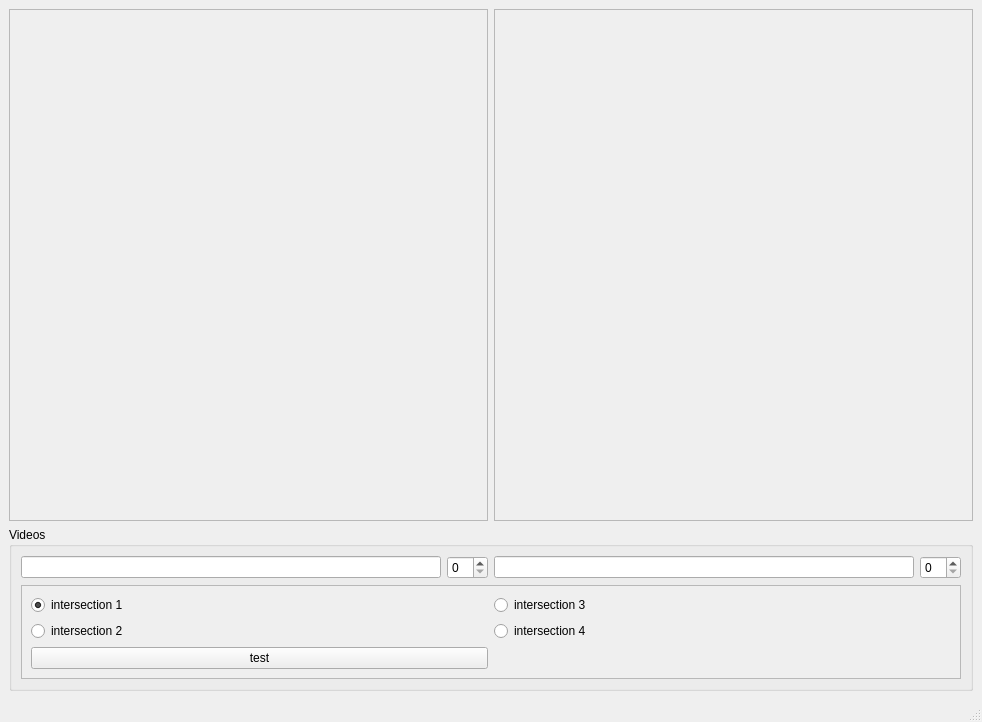
Before: the Qt Designer form apps/videoPlayer-iVisit-qt/iVisit.ui in MediaCycle/MediaCycle, drawn with Qt 5.
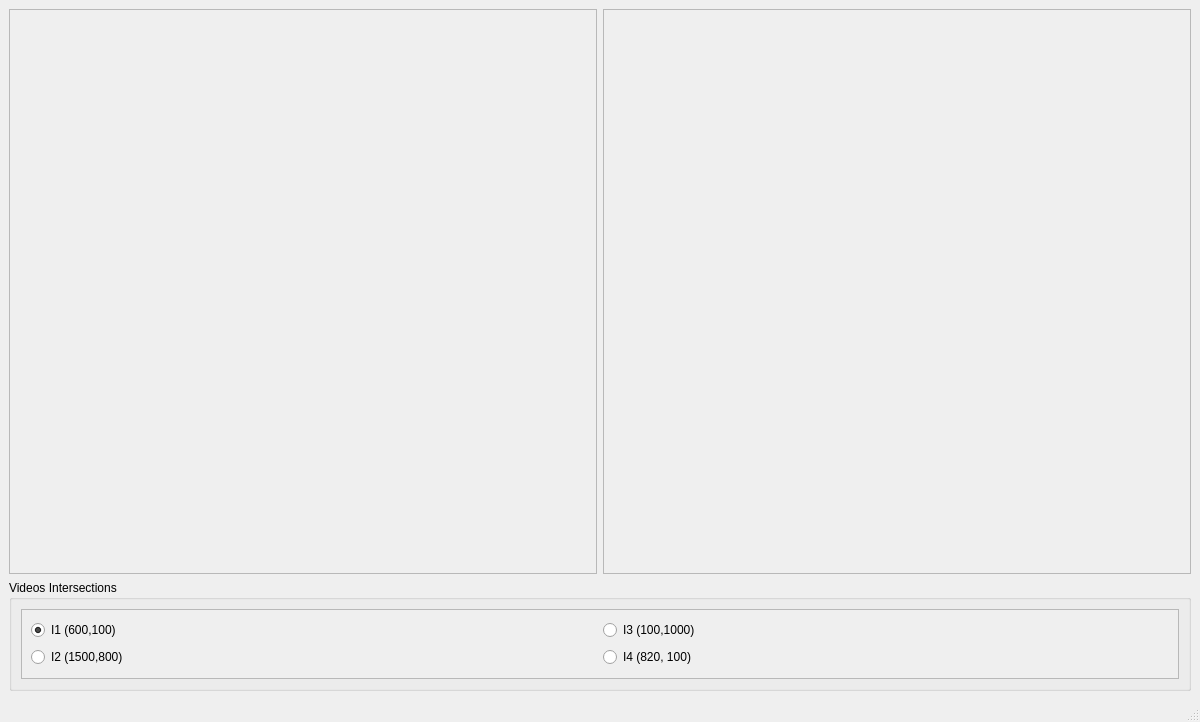
After: the same form once the commit is applied.

Commit message: XS Improved the iVisit application

Patch:
```diff
--- a/apps/videoPlayer-iVisit-qt/iVisit.ui
+++ b/apps/videoPlayer-iVisit-qt/iVisit.ui
@@ -6,7 +6,7 @@
    <rect>
     <x>0</x>
     <y>0</y>
-    <width>982</width>
+    <width>1200</width>
     <height>722</height>
    </rect>
   </property>
@@ -75,24 +75,11 @@
        </sizepolicy>
       </property>
       <property name="title">
-       <string>Videos</string>
+       <string>Videos Intersections</string>
       </property>
       <layout class="QGridLayout" name="gridLayout">
        <item row="0" column="0">
-        <layout class="QHBoxLayout" name="horizontalLayout_2">
-         <item>
-          <widget class="QLineEdit" name="lineEdit1"/>
-         </item>
-         <item>
-          <widget class="QSpinBox" name="spinBox1"/>
-         </item>
-         <item>
-          <widget class="QLineEdit" name="lineEdit2"/>
-         </item>
-         <item>
-          <widget class="QSpinBox" name="spinBox2"/>
-         </item>
-        </layout>
+        <layout class="QHBoxLayout" name="horizontalLayout_2"/>
        </item>
        <item row="1" column="0">
         <widget class="QScrollArea" name="scrollArea">
@@ -110,7 +97,7 @@
            <rect>
             <x>0</x>
             <y>0</y>
-            <width>909</width>
+            <width>1144</width>
             <height>91</height>
            </rect>
           </property>
@@ -118,7 +105,7 @@
            <item row="0" column="0">
             <widget class="QRadioButton" name="radioButton">
              <property name="text">
-              <string>intersection 1</string>
+              <string>I1 (600,100)</string>
              </property>
              <property name="checked">
               <bool>true</bool>
@@ -128,28 +115,21 @@
            <item row="0" column="1">
             <widget class="QRadioButton" name="radioButton_3">
              <property name="text">
-              <string>intersection 3</string>
+              <string>I3 (100,1000)</string>
              </property>
             </widget>
            </item>
            <item row="1" column="0">
             <widget class="QRadioButton" name="radioButton_2">
              <property name="text">
-              <string>intersection 2</string>
+              <string>I2 (1500,800)</string>
              </property>
             </widget>
            </item>
            <item row="1" column="1">
             <widget class="QRadioButton" name="radioButton_4">
              <property name="text">
-              <string>intersection 4</string>
-             </property>
-            </widget>
-           </item>
-           <item row="2" column="0">
-            <widget class="QPushButton" name="pushButton">
-             <property name="text">
-              <string>test</string>
+              <string>I4 (820, 100)</string>
              </property>
             </widget>
            </item>
```
Left out of the diff: 10 changed lines with no effect on the pictures. The commit also changes 5 other files.
